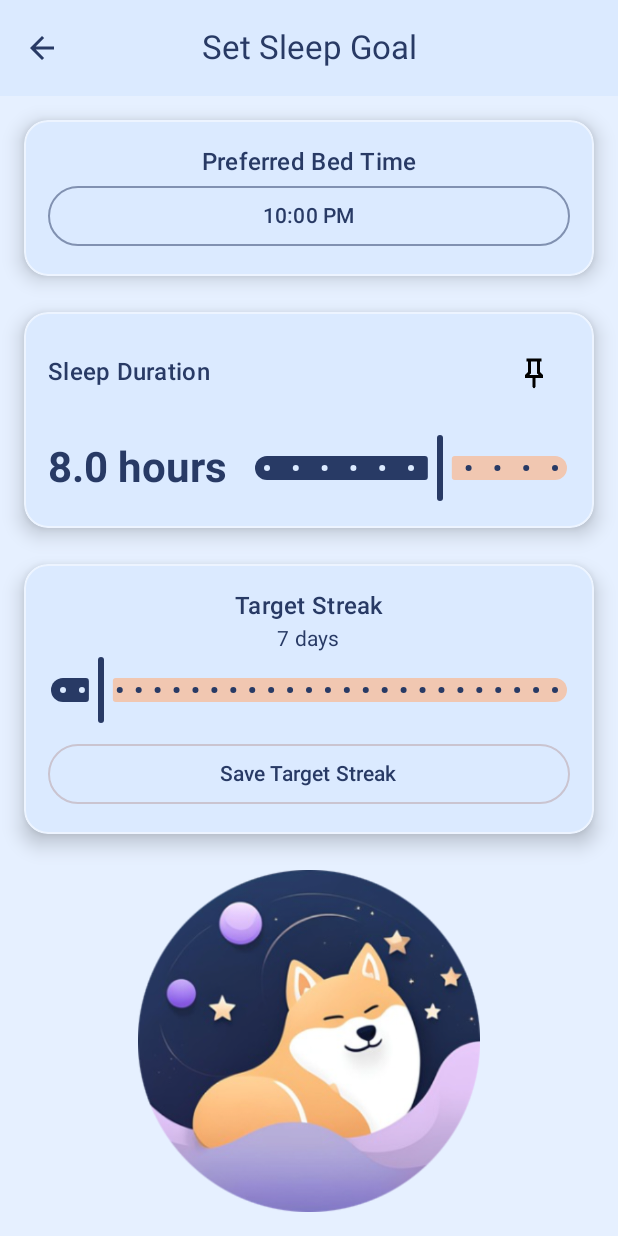
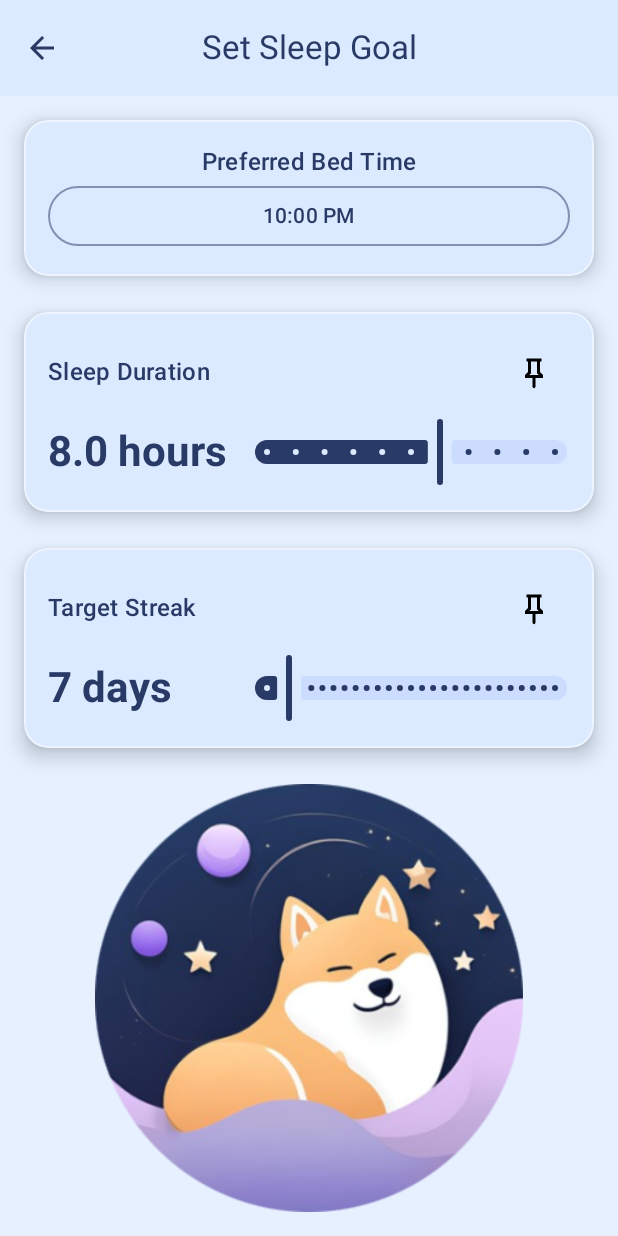
Before and after one commit to LyapunKate/SleepBuddy, an Android app built with Jetpack Compose: the SetGoalScreen screen opened through its navigation route, on a phone screen of 412 x 824 dp. Run offline under Robolectric (Android 15) with nearby library versions, the phone set to English and light mode, and no system bars; our stand-ins replace Room's generated code.

Commit message:
Changed select target streak duration box UI

```diff
--- a/app/src/main/java/com/sleepbuddy/sleeptracker/ui/screens/SetGoalScreen.kt
+++ b/app/src/main/java/com/sleepbuddy/sleeptracker/ui/screens/SetGoalScreen.kt
@@ -113,7 +113,7 @@ fun SetGoalScreen(
                     modifier = Modifier
                         .fillMaxWidth()
                         .padding(16.dp),
-                    verticalArrangement = Arrangement.spacedBy(16.dp)
+                    verticalArrangement = Arrangement.spacedBy(5.dp)
                 ) {
                     // First line: Title and Save button
                     Row(
@@ -167,7 +167,7 @@ fun SetGoalScreen(
                             steps = 9,
                             modifier = Modifier.weight(1f),
                             colors = SliderDefaults.colors(
-                                inactiveTrackColor = MaterialTheme.colorScheme.tertiary
+                                inactiveTrackColor = MaterialTheme.colorScheme.secondary.copy(alpha = 0.7f)
                             )
                         )
                     }
@@ -177,41 +177,60 @@ fun SetGoalScreen(
             // Target Streak Section
             NeumorphicSurface(modifier = Modifier.fillMaxWidth()) {
                 Column(
-                    horizontalAlignment = Alignment.CenterHorizontally,
                     modifier = Modifier
                         .fillMaxWidth()
-                        .padding(16.dp)
+                        .padding(16.dp),
+                    verticalArrangement = Arrangement.spacedBy(5.dp)
+                ) {
+                    // First line: Title and Save button
+                    Row(
+                        modifier = Modifier.fillMaxWidth(),
+                        horizontalArrangement = Arrangement.SpaceBetween,
+                        verticalAlignment = Alignment.CenterVertically
                     ) {
                         Text(
                             text = stringResource(R.string.target_streak),
-                        style = MaterialTheme.typography.titleMedium,
-                        textAlign = TextAlign.Center,
-                        modifier = Modifier.fillMaxWidth()
+                            style = MaterialTheme.typography.titleMedium
                         )
+
+                        IconButton(
+                            onClick = {
+                                selectedStreak = streakSliderValue.toInt()
+                                onSaveGoal(initialGoal.copy(targetStreak = selectedStreak))
+                            }
+                        ) {
+                            Image(
+                                painter = painterResource(id = R.drawable.save_icon),
+                                contentDescription = stringResource(R.string.save_target_streak),
+                                modifier = Modifier.size(24.dp)
+                            )
+                        }
+                    }
+
+                    // Second line: Days and Slider
+                    Row(
+                        modifier = Modifier.fillMaxWidth(),
+                        horizontalArrangement = Arrangement.spacedBy(16.dp),
+                        verticalAlignment = Alignment.CenterVertically
+                    ) {
                         Text(
                             text = stringResource(R.string.days_value, streakSliderValue.toInt()),
-                        style = MaterialTheme.typography.bodyMedium
+                            style = MaterialTheme.typography.headlineMedium.copy(
+                                fontWeight = FontWeight.Bold
+                            ),
+                            modifier = Modifier.width(120.dp)  // Fixed width for alignment
                         )
+
                         Slider(
                             value = streakSliderValue,
                             onValueChange = { streakSliderValue = it },
                             valueRange = 5f..30f,
                             steps = 25,
-                        modifier = Modifier.fillMaxWidth(),
+                            modifier = Modifier.weight(1f),
                             colors = SliderDefaults.colors(
-                            inactiveTrackColor = MaterialTheme.colorScheme.tertiary
+                                inactiveTrackColor = MaterialTheme.colorScheme.secondary.copy(alpha = 0.7f)
                             )
                         )
-                    OutlinedButton(
-                        onClick = {
-                            selectedStreak = streakSliderValue.toInt()
-                            onSaveGoal(initialGoal.copy(targetStreak = selectedStreak))
-                        },
-                        modifier = Modifier
-                            .fillMaxWidth()
-                            .padding(top = 8.dp)
-                    ) {
-                        Text(stringResource(R.string.save_target_streak))
                     }
                 }
             }
```
Lines whose indentation alone changed are shown as unchanged.
